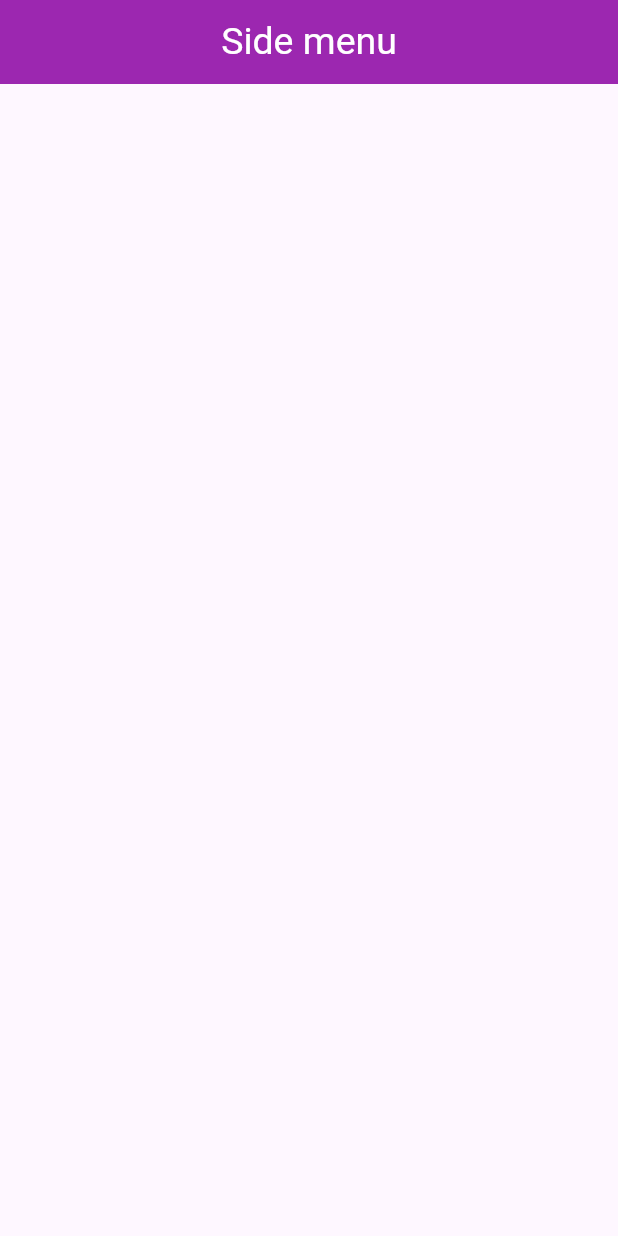
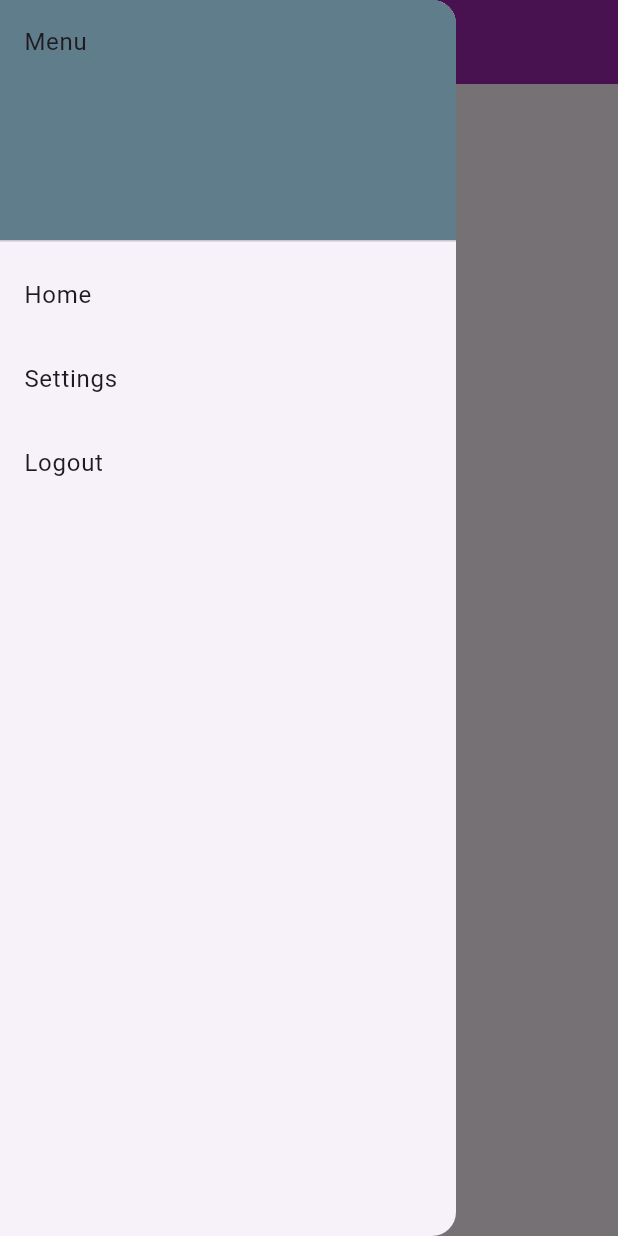
Before and after one commit to Majok-Bol/side_menu, a Flutter app: the screen it shows after launch, with the side drawer open (before the commit the screen has no drawer), on a phone screen of 412 x 824 dp. Run offline on Flutter 3.47's test engine with Material 3 defaults, Android fonts, the light colour scheme and no system bars.

Commit message:
added side menu items

```diff
--- a/lib/main.dart
+++ b/lib/main.dart
@@ -12,6 +12,20 @@ class MyApp extends StatelessWidget{
         appBar: AppBar(
           title: Text('Side menu',style: TextStyle(color: Colors.white,fontSize: 25),),centerTitle: true,backgroundColor: Colors.purple,
         ),
+        body: Center(child: Text('Main context'),),
+        drawer: Drawer(
+          child: ListView(
+            children:const [
+            DrawerHeader(decoration:BoxDecoration(
+              color: Colors.blueGrey,
+            ),
+                child: Text('Menu')),
+              ListTile(title: Text('Home'),),
+              ListTile(title: Text('Settings'),),
+              ListTile(title: Text('Logout'),),
+            ],
+          ),
+        ),
       ) ,
     );
   }
```
